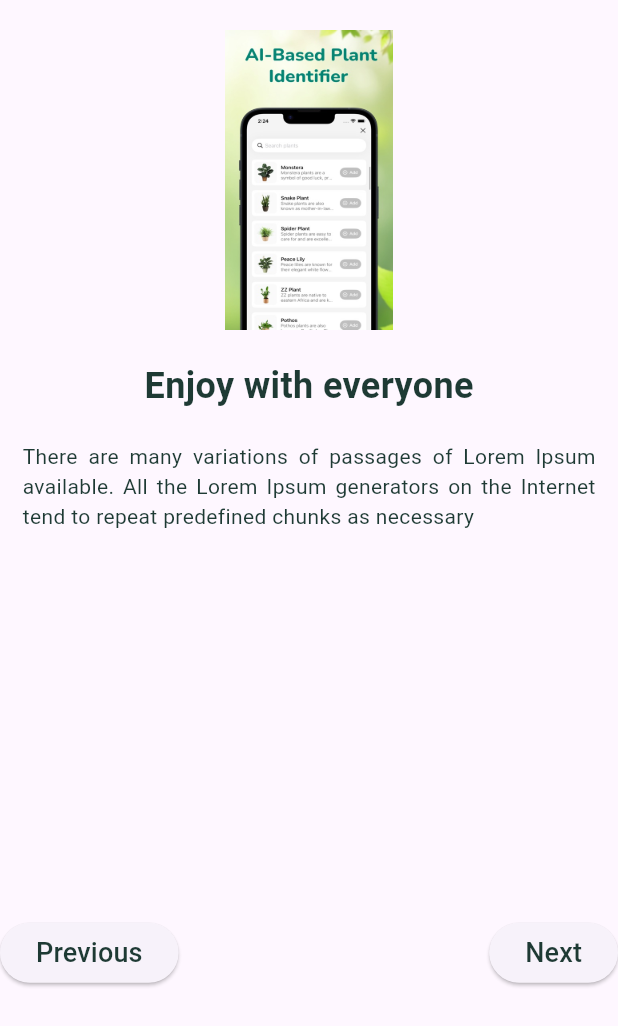
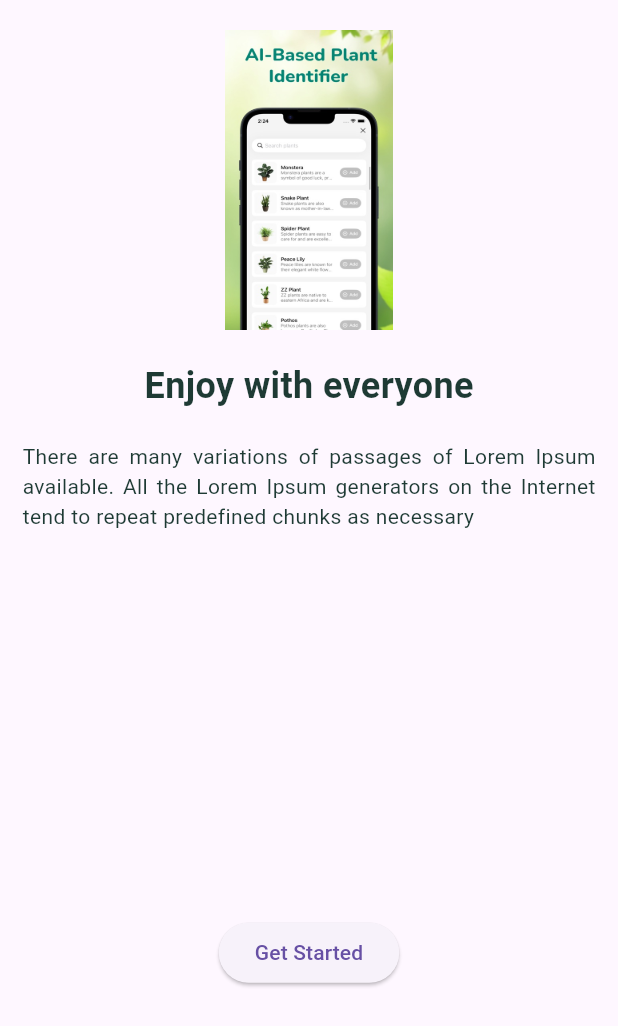
Before and after one commit to binu1515/plant_vision, a Flutter app: the screen it shows after launch, swiped to page 3, on a phone screen of 412 x 824 dp. Shown: the top 1026 px of the screen. Run offline on Flutter 3.47's test engine with Material 3 defaults, Android fonts, the phone set to English and light mode, and no system bars; our stand-ins replace camera, cross_file, dio, image_picker; missing offline and left inert: better_open_file, camerawesome.

Commit message:
splash screen with get started navigate

```diff
--- a/lib/onboard.dart
+++ b/lib/onboard.dart
@@ -1,7 +1,5 @@
 import 'package:flutter/material.dart';
-//import 'package:newfoodexpress/constant.dart';
-//import 'package:newfoodexpress/model/allinonboardscreen.dart';
-import 'package:flutter/cupertino.dart';
+import 'capture_image_screen.dart';
 
 class AllinOnboardModel {
   String imgStr;
@@ -15,11 +13,11 @@ class PageBuilderWidget extends StatelessWidget {
   String description;
   String imgurl;
   PageBuilderWidget({
-    super.key,
+    Key? key,
     required this.titlestr,
     required this.description,
     required this.imgurl,
-  });
+  }) : super(key: key);
 
   @override
   Widget build(BuildContext context) {
@@ -32,9 +30,9 @@ class PageBuilderWidget extends StatelessWidget {
             margin: const EdgeInsets.only(top: 20),
             child: Image.asset(
               imgurl,
-              height: 200, // Set your desired height here
-              width: 200,  // Set your desired width here
-              fit: BoxFit.contain, // Adjust the fit as needed
+              height: 200,
+              width: 200,
+              fit: BoxFit.contain,
             ),
           ),
           const SizedBox(
@@ -67,16 +65,12 @@ class PageBuilderWidget extends StatelessWidget {
   }
 }
 
-
 class OnboardScreen extends StatefulWidget {
-  const OnboardScreen({super.key});
+  const OnboardScreen({Key? key}) : super(key: key);
 
   @override
   State<OnboardScreen> createState() => _OnboardScreenState();
 }
-
-
-
 
 Color lightgreenshede = Color(0xFFF0FAF6);
 Color lightgreenshede1 = Color(0xFFB2D9CC);
@@ -138,10 +132,8 @@ class _OnboardScreenState extends State<OnboardScreen> {
   @override
   Widget build(BuildContext context) {
     return Scaffold(
-      // Your Scaffold widget
       body: Stack(
         children: [
-          // Your existing widgets
           PageView.builder(
             controller: _pageController,
             onPageChanged: (value) {
@@ -158,41 +150,27 @@ class _OnboardScreenState extends State<OnboardScreen> {
               );
             },
           ),
-          // Your existing Positioned widgets
-          // Navigation buttons
-          Positioned(
-            bottom: MediaQuery.of(context).size.height * 0.2,
-            width: MediaQuery.of(context).size.width,
-            child: Row(
-              mainAxisAlignment: MainAxisAlignment.spaceBetween,
-              children: [
-                ElevatedButton(
-                  onPressed: previousPage, // Navigate to previous page
-                  child: Text(
-                    "Previous",
-                    style: TextStyle(fontSize: 18, color: primarygreen),
-                  ),
-                  // Your existing ElevatedButton styles
+          Visibility(
+            visible: currentIndex == allinonboardlist.length - 1,
+            child: Positioned(
+              bottom: MediaQuery.of(context).size.height * 0.2,
+              width: MediaQuery.of(context).size.width,
+              child: Center(
+                child: ElevatedButton(
+                  onPressed: () {
+                    print("Getting started button clicked");
+                    Navigator.push(
+                      context,
+                      MaterialPageRoute(
+                        builder: (context) => CaptureImageScreen(),
+                      ),
+                    );
+                  },
+                  child: Text('Get Started'),
                 ),
-                ElevatedButton(
-                  onPressed: nextPage, // Navigate to next page
-                  child: Text(
-                    "Next",
-                    style: TextStyle(fontSize: 18, color: primarygreen),
-                  ),
-                ),
-                //ElevatedButton(
-                  //onPressed: nextPage, // Navigate to next page
-                  //child: Text(
-                    //"Getting",
-                    //style: TextStyle(fontSize: 18, color: primarygreen),
-                  //),
-                  // Your existing ElevatedButton styles
-                //),
-              ],
+              ),
             ),
           ),
-          // Your existing Positioned widget for "Get Started" button
         ],
       ),
     );
```
